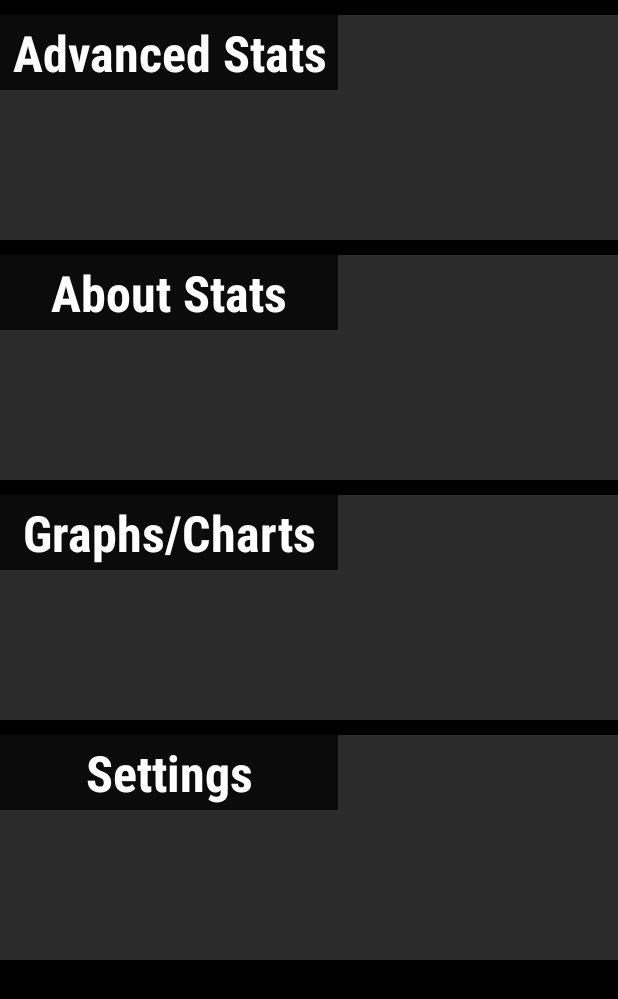
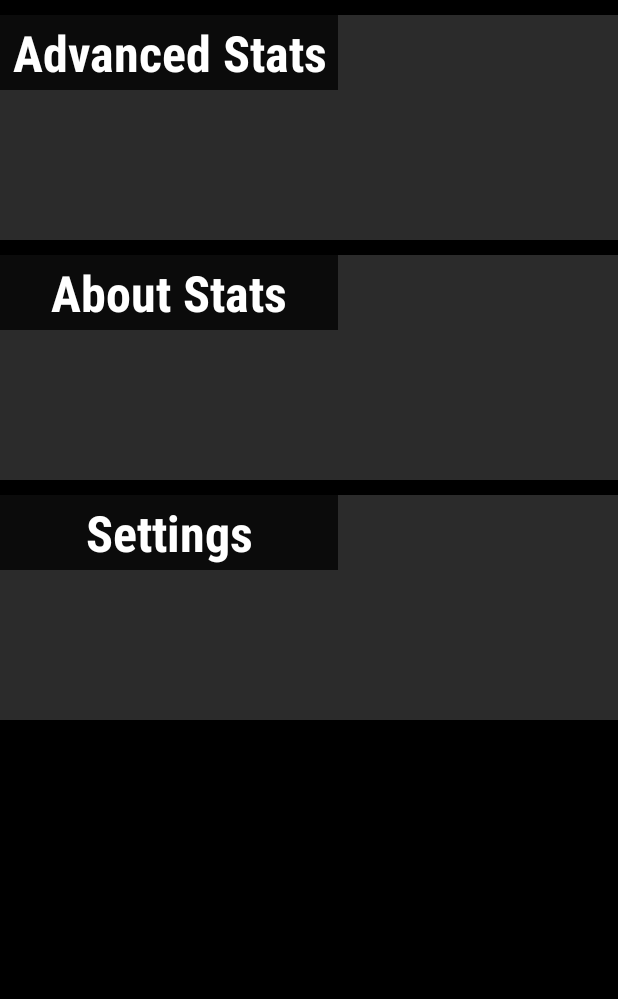
Before and after one commit to jcruz9678/NHL_Analyzer, an Android app: the layout home_fragment.xml on its own in the app's theme, with its tools: preview values and no code run, on a phone screen of 412 x 824 dp. Shown: the top 999 px of the screen. Run offline under Robolectric (Android 15) with nearby library versions, the phone set to English and light mode, and no system bars.

Commit message:
Hid the Graphs/Charts page

```diff
--- a/app/src/main/res/layout/home_fragment.xml
+++ b/app/src/main/res/layout/home_fragment.xml
@@ -115,7 +115,7 @@
                 app:layout_constraintEnd_toEndOf="parent"
                 app:layout_constraintHorizontal_bias="0.0"
                 app:layout_constraintStart_toStartOf="parent"
-                app:layout_constraintTop_toBottomOf="@id/GraphsChartsButton" />
+                app:layout_constraintTop_toBottomOf="@id/AboutStatsButton" />
 
             <TextView
                 android:id="@+id/SettingsText"
--- a/app/src/main/res/values/strings.xml
+++ b/app/src/main/res/values/strings.xml
@@ -6,7 +6,7 @@
         <item>NHL Analyzer</item>
         <item>Advanced Stats</item>
         <item>About Stats</item>
-        <item>Graphs/Charts</item>
+<!--    <item>Graphs/Charts</item>    -->
         <item>Settings</item>
     </string-array>
 
```
Also changed, not shown: app/src/main/java/edu/wit/mobileapp/nhl_analyzer/MainActivity.java (+9 -7 lines).
